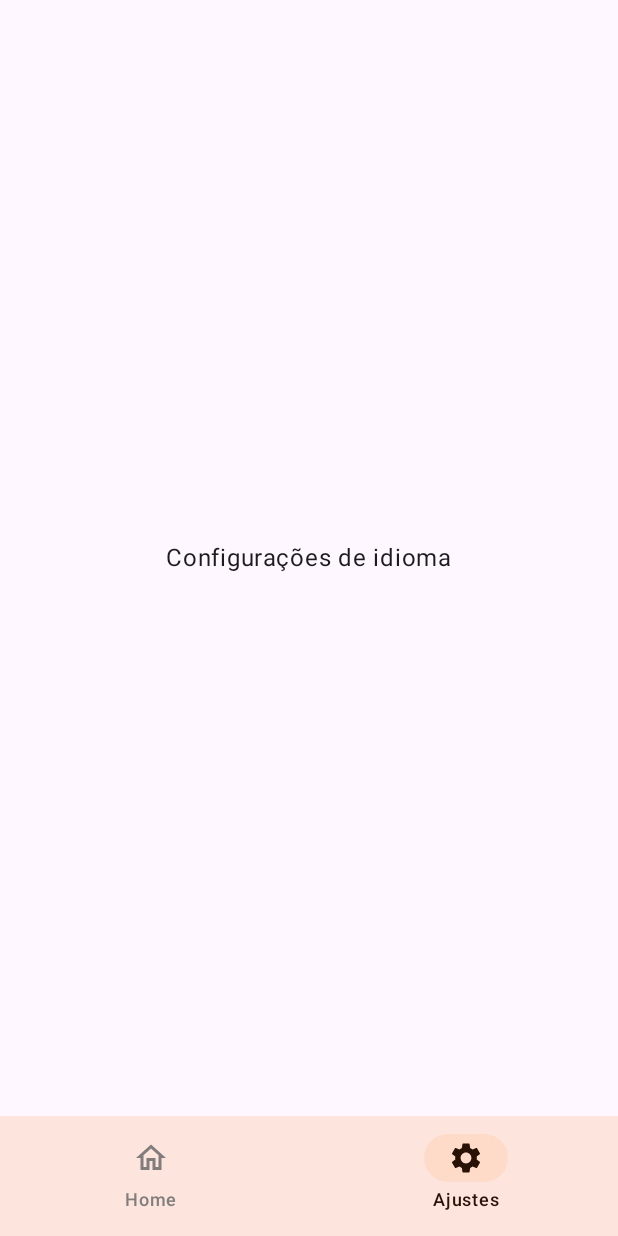
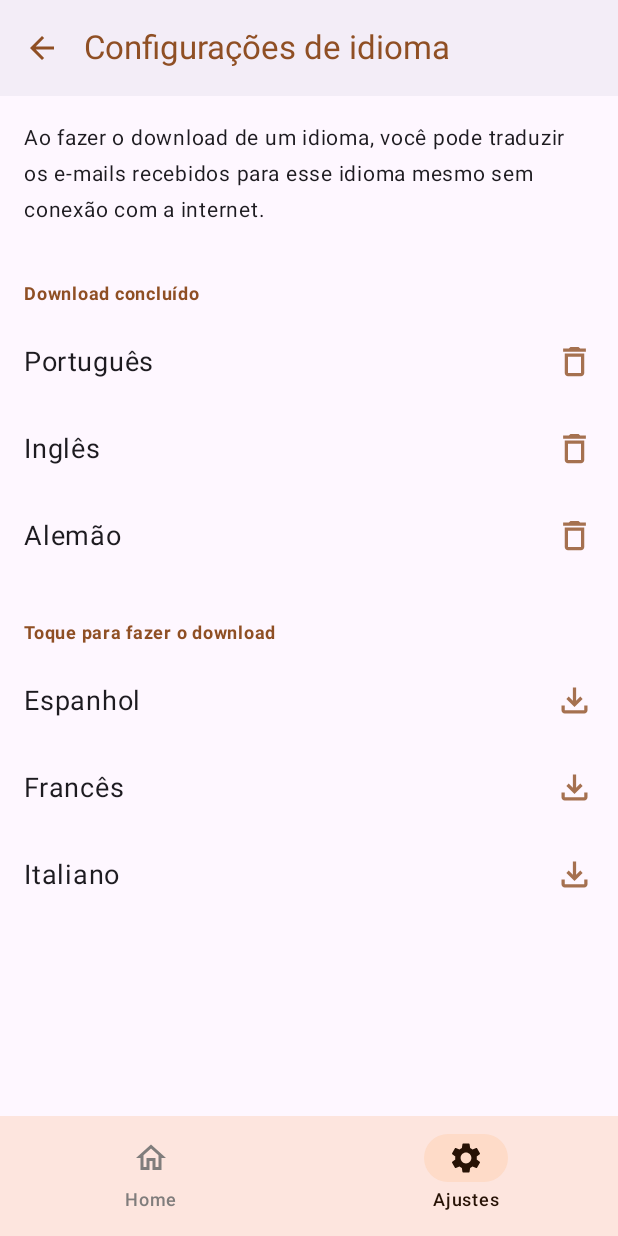
Before and after one commit to git-jr/MAIL, an Android app built with Jetpack Compose: the screen it shows after launch (MainActivity), item 2 of the bottom bar chosen, on a phone screen of 412 x 824 dp. Run offline under Robolectric (Android 15) with nearby library versions, the phone set to English and light mode, and no system bars; pictures from the network do not load.

Commit message:
feat: adding layout to TranslateSettingsScreen

```diff
--- /dev/null
+++ b/app/src/main/java/com/alura/mail/ui/contentEmail/TranslateSettingsUiState.kt
@@ -0,0 +1,19 @@
+package com.alura.mail.ui.contentEmail
+
+data class TranslateSettingsUiState(
+    val languages: List<Language> = emptyList(),
+    val downloadedLanguages: List<Language> = emptyList(),
+    val notDownloadedLanguages: List<Language> = emptyList(),
+)
+
+data class Language(
+    val id: Int,
+    val name: String,
+    val downloadState: DownloadState,
+)
+
+enum class DownloadState {
+    DOWNLOADED,
+    DOWNLOADING,
+    NOT_DOWNLOADED,
+}
--- /dev/null
+++ b/app/src/main/java/com/alura/mail/ui/contentEmail/TranslateSettingsViewModel.kt
@@ -0,0 +1,64 @@
+package com.alura.mail.ui.contentEmail
+
+import androidx.lifecycle.ViewModel
+import androidx.lifecycle.viewModelScope
+import kotlinx.coroutines.flow.MutableStateFlow
+import kotlinx.coroutines.flow.asStateFlow
+import kotlinx.coroutines.launch
+
+
+class TranslateSettingsViewModel : ViewModel() {
+    private val _uiState = MutableStateFlow(
+        TranslateSettingsUiState()
+    )
+    var uiState = _uiState.asStateFlow()
+
+    init {
+        loadLanguages()
+    }
+
+    private fun loadLanguages() {
+
+        val languages = listOf(
+            Language(
+                id = 1,
+                name = "Português",
+                downloadState = DownloadState.DOWNLOADED
+            ),
+            Language(
+                id = 2,
+                name = "Inglês",
+                downloadState = DownloadState.DOWNLOADED
+            ),
+            Language(
+                id = 3,
+                name = "Espanhol",
+                downloadState = DownloadState.NOT_DOWNLOADED
+            ),
+            Language(
+                id = 4,
+                name = "Francês",
+                downloadState = DownloadState.NOT_DOWNLOADED
+            ),
+            Language(
+                id = 5,
+                name = "Alemão",
+                downloadState = DownloadState.DOWNLOADED
+            ),
+            Language(
+                id = 6,
+                name = "Italiano",
+                downloadState = DownloadState.NOT_DOWNLOADED
+            ),
+        )
+
+        viewModelScope.launch {
+            _uiState.value = _uiState.value.copy(
+                languages = languages,
+                downloadedLanguages = languages.filter { it.downloadState == DownloadState.DOWNLOADED },
+                notDownloadedLanguages = languages.filter { it.downloadState == DownloadState.NOT_DOWNLOADED },
+            )
+        }
+    }
+
+}
--- a/app/src/main/java/com/alura/mail/ui/home/HomeScreen.kt
+++ b/app/src/main/java/com/alura/mail/ui/home/HomeScreen.kt
@@ -4,9 +4,17 @@ import androidx.activity.compose.BackHandler
 import androidx.compose.animation.Crossfade
 import androidx.compose.foundation.layout.Column
 import androidx.compose.foundation.layout.padding
+import androidx.compose.material.icons.Icons
+import androidx.compose.material.icons.filled.ArrowBack
 import androidx.compose.material3.ExperimentalMaterial3Api
+import androidx.compose.material3.Icon
+import androidx.compose.material3.IconButton
+import androidx.compose.material3.MaterialTheme
 import androidx.compose.material3.Scaffold
+import androidx.compose.material3.Text
+import androidx.compose.material3.TopAppBar
 import androidx.compose.material3.TopAppBarDefaults
+import androidx.compose.material3.TopAppBarScrollBehavior
 import androidx.compose.runtime.Composable
 import androidx.compose.runtime.collectAsState
 import androidx.compose.runtime.getValue
@@ -15,12 +23,13 @@ import androidx.compose.runtime.remember
 import androidx.compose.runtime.setValue
 import androidx.compose.ui.Modifier
 import androidx.compose.ui.input.nestedscroll.nestedScroll
+import androidx.compose.ui.text.style.TextOverflow
 import androidx.lifecycle.viewmodel.compose.viewModel
 import com.alura.mail.ui.components.HomeAppBar
 import com.alura.mail.ui.components.HomeBottomBar
 import com.alura.mail.ui.components.HomeFAB
 import com.alura.mail.ui.contentEmail.ContentEmailScreen
-import com.alura.mail.ui.settingsScreen.SettingsScreen
+import com.alura.mail.ui.settings.TranslateSettingsScreen
 
 @Composable
 @OptIn(ExperimentalMaterial3Api::class)
@@ -32,12 +41,15 @@ fun HomeScreen(onBack: () -> Unit) {
     val scrollBehavior = TopAppBarDefaults.enterAlwaysScrollBehavior()
 
     SetupOnBackPress(
-        showEmailsList = showEmailsList,
+        showEmailList = showEmailsList,
         onBack = onBack,
         onChangeSelectedTab = {
             homeViewModel.changeSelectedTab(it)
         }
     )
+
+    var selectedEmail: Email? by remember { mutableStateOf(null) }
+
 
     Scaffold(
         modifier = Modifier
@@ -45,6 +57,12 @@ fun HomeScreen(onBack: () -> Unit) {
         topBar = {
             if (showEmailsList) {
                 HomeAppBar(scrollBehavior)
+            } else {
+                DefaultAppBar(
+                    title = selectedEmail?.subject ?: "Configurações de idioma",
+                    scrollBehavior = scrollBehavior,
+                    onBack = onBack
+                )
             }
         },
         floatingActionButton = {
@@ -65,21 +83,28 @@ fun HomeScreen(onBack: () -> Unit) {
             modifier = Modifier
                 .padding(paddingValues)
         ) {
-            var selectedEmail: Email? by remember { mutableStateOf(null) }
-            selectedEmail?.let {
-                ContentEmailScreen(
-                    email = it,
-                    textTranslateFor = "Traduzir para o português"
-                )
-            }
+            Crossfade(targetState = state.selectedTab, label = "") { selectedTab ->
 
-            Crossfade(targetState = showEmailsList, label = "") { showFeed ->
-                if (showFeed) {
-                    ListPosts(state.emails) {
-                        selectedEmail = it
+                when (selectedTab) {
+                    0 -> {
+                        ListPosts(state.emails) {
+                            selectedEmail = it
+                            homeViewModel.changeSelectedTab(2)
+                        }
                     }
-                } else {
-                    SettingsScreen()
+
+                    1 -> {
+                        TranslateSettingsScreen()
+                    }
+
+                    2 -> {
+                        selectedEmail?.let {
+                            ContentEmailScreen(
+                                email = it,
+                                textTranslateFor = "Traduzir para o {idioma}"
+                            )
+                        }
+                    }
                 }
             }
         }
@@ -88,15 +113,49 @@ fun HomeScreen(onBack: () -> Unit) {
 
 @Composable
 private fun SetupOnBackPress(
-    showEmailsList: Boolean,
+    showEmailList: Boolean,
     onChangeSelectedTab: (Int) -> Unit,
     onBack: () -> Unit
 ) {
     BackHandler {
-        if (showEmailsList) {
+        if (showEmailList) {
             onBack()
         } else {
             onChangeSelectedTab(0)
         }
     }
 }
+
+
+@ExperimentalMaterial3Api
+@Composable
+fun DefaultAppBar(
+    title: String,
+    scrollBehavior: TopAppBarScrollBehavior,
+    onBack: () -> Unit
+) {
+    TopAppBar(
+        title = {
+            Text(
+                text = title,
+                color = MaterialTheme.colorScheme.primary,
+                maxLines = 1,
+                overflow = TextOverflow.Ellipsis,
+            )
+        },
+        scrollBehavior = scrollBehavior,
+        navigationIcon = {
+            IconButton(onClick = { onBack() }) {
+                Icon(
+                    imageVector = Icons.Filled.ArrowBack,
+                    contentDescription = "buscar",
+                    modifier = Modifier,
+                    tint = MaterialTheme.colorScheme.primary
+                )
+            }
+        },
+        colors = TopAppBarDefaults.topAppBarColors(
+            containerColor = MaterialTheme.colorScheme.primaryContainer.copy(alpha = 0.4f),
+        ),
+    )
+}
--- /dev/null
+++ b/app/src/main/java/com/alura/mail/ui/settings/TranslateSettingsScreen.kt
@@ -0,0 +1,119 @@
+package com.alura.mail.ui.settings
+
+import androidx.compose.foundation.clickable
+import androidx.compose.foundation.layout.Arrangement
+import androidx.compose.foundation.layout.Column
+import androidx.compose.foundation.layout.Row
+import androidx.compose.foundation.layout.Spacer
+import androidx.compose.foundation.layout.fillMaxSize
+import androidx.compose.foundation.layout.fillMaxWidth
+import androidx.compose.foundation.layout.padding
+import androidx.compose.foundation.layout.size
+import androidx.compose.foundation.lazy.LazyColumn
+import androidx.compose.material3.Icon
+import androidx.compose.material3.MaterialTheme
+import androidx.compose.material3.Text
+import androidx.compose.runtime.Composable
+import androidx.compose.runtime.collectAsState
+import androidx.compose.runtime.getValue
+import androidx.compose.ui.Alignment
+import androidx.compose.ui.Modifier
+import androidx.compose.ui.res.painterResource
+import androidx.compose.ui.text.font.FontWeight
+import androidx.compose.ui.unit.dp
+import androidx.compose.ui.unit.sp
+import androidx.lifecycle.viewmodel.compose.viewModel
+import com.alura.mail.R
+import com.alura.mail.ui.contentEmail.DownloadState
+import com.alura.mail.ui.contentEmail.Language
+import com.alura.mail.ui.contentEmail.TranslateSettingsViewModel
+
+@Composable
+fun TranslateSettingsScreen(modifier: Modifier = Modifier) {
+    val translateSettingsViewModel = viewModel<TranslateSettingsViewModel>()
+    val state by translateSettingsViewModel.uiState.collectAsState()
+
+    Column(
+        horizontalAlignment = Alignment.CenterHorizontally,
+        modifier = modifier
+            .fillMaxSize()
+            .padding(vertical = 16.dp),
+    ) {
+        Text(
+            text = "Ao fazer o download de um idioma, você pode traduzir os e-mails recebidos para esse idioma mesmo sem conexão com a internet.",
+            fontSize = MaterialTheme.typography.bodyMedium.fontSize,
+            modifier = modifier.padding(horizontal = 16.dp),
+        )
+
+        Spacer(modifier = Modifier.size(8.dp))
+
+        LazyColumn {
+            if (state.downloadedLanguages.isNotEmpty()) {
+                item {
+                    SeparatorLanguageItem("Download concluído")
+                    state.downloadedLanguages.forEach { language ->
+                        LanguageItem(language)
+                    }
+                }
+            }
+
+            if (state.notDownloadedLanguages.isNotEmpty()) {
+                item {
+                    SeparatorLanguageItem("Toque para fazer o download")
+                    state.notDownloadedLanguages.forEach { language ->
+                        LanguageItem(language)
+                    }
+                }
+            }
+        }
+    }
+}
+
+@Composable
+private fun SeparatorLanguageItem(title: String) {
+    Text(
+        text = title,
+        fontSize = MaterialTheme.typography.bodySmall.fontSize,
+        color = MaterialTheme.colorScheme.primary,
+        fontWeight = FontWeight.Bold,
+        modifier = Modifier.padding(top = 24.dp, start = 16.dp, end = 16.dp, bottom = 4.dp),
+    )
+}
+
+@Composable
+private fun LanguageItem(language: Language) {
+    Row(
+        verticalAlignment = Alignment.CenterVertically,
+        horizontalArrangement = Arrangement.SpaceBetween,
+        modifier = Modifier
+            .clickable { }
+            .padding(16.dp)
+            .fillMaxWidth(),
+    ) {
+        Text(
+            text = language.name,
+            fontSize = 18.sp,
+        )
+
+        Icon(
+            painter = painterResource(id = getIconByLanguage(language)),
+            contentDescription = getDescriptionByLanguage(language),
+            tint = MaterialTheme.colorScheme.primary.copy(alpha = 0.8f),
+            modifier = Modifier.size(26.dp),
+        )
+    }
+}
+
+@Composable
+private fun getIconByLanguage(language: Language) = when (language.downloadState) {
+    DownloadState.DOWNLOADED -> R.drawable.ic_delete
+    DownloadState.DOWNLOADING -> R.drawable.ic_downloading
+    DownloadState.NOT_DOWNLOADED -> R.drawable.ic_download
+}
+
+@Composable
+private fun getDescriptionByLanguage(language: Language) = when (language.downloadState) {
+    DownloadState.DOWNLOADED -> "Idioma baixado"
+    DownloadState.DOWNLOADING -> "Baixando idioma"
+    DownloadState.NOT_DOWNLOADED -> "Toque para fazer o download"
+}
--- a/app/src/main/java/com/alura/mail/ui/settingsScreen/SettingsScreen.kt
+++ /dev/null
@@ -1,20 +0,0 @@
-package com.alura.mail.ui.settingsScreen
-
-import androidx.compose.foundation.layout.Arrangement
-import androidx.compose.foundation.layout.Column
-import androidx.compose.foundation.layout.fillMaxSize
-import androidx.compose.material3.Text
-import androidx.compose.runtime.Composable
-import androidx.compose.ui.Alignment
-import androidx.compose.ui.Modifier
-
-@Composable
-fun SettingsScreen(modifier: Modifier = Modifier) {
-    Column(
-        verticalArrangement = Arrangement.Center,
-        horizontalAlignment = Alignment.CenterHorizontally,
-        modifier = modifier.fillMaxSize()
-    ) {
-        Text(text = "Configurações de idioma")
-    }
-}
--- /dev/null
+++ b/app/src/main/res/drawable/ic_delete.xml
@@ -0,0 +1,5 @@
+<vector android:height="24dp" android:tint="#000000"
+    android:viewportHeight="24" android:viewportWidth="24"
+    android:width="24dp" xmlns:android="http://schemas.android.com/apk/res/android">
+    <path android:fillColor="@android:color/white" android:pathData="M16,9v10H8V9h8m-1.5,-6h-5l-1,1H5v2h14V4h-3.5l-1,-1zM18,7H6v12c0,1.1 0.9,2 2,2h8c1.1,0 2,-0.9 2,-2V7z"/>
+</vector>
--- /dev/null
+++ b/app/src/main/res/drawable/ic_download.xml
@@ -0,0 +1,5 @@
+<vector android:height="24dp" android:tint="#000000"
+    android:viewportHeight="24" android:viewportWidth="24"
+    android:width="24dp" xmlns:android="http://schemas.android.com/apk/res/android">
+    <path android:fillColor="@android:color/white" android:pathData="M18,15v3H6v-3H4v3c0,1.1 0.9,2 2,2h12c1.1,0 2,-0.9 2,-2v-3H18zM17,11l-1.41,-1.41L13,12.17V4h-2v8.17L8.41,9.59L7,11l5,5L17,11z"/>
+</vector>
--- /dev/null
+++ b/app/src/main/res/drawable/ic_downloading.xml
@@ -0,0 +1,5 @@
+<vector android:height="24dp" android:tint="#000000"
+    android:viewportHeight="24" android:viewportWidth="24"
+    android:width="24dp" xmlns:android="http://schemas.android.com/apk/res/android">
+    <path android:fillColor="@android:color/white" android:pathData="M18.32,4.26C16.84,3.05 15.01,2.25 13,2.05v2.02c1.46,0.18 2.79,0.76 3.9,1.62L18.32,4.26zM19.93,11h2.02c-0.2,-2.01 -1,-3.84 -2.21,-5.32L18.31,7.1C19.17,8.21 19.75,9.54 19.93,11zM18.31,16.9l1.43,1.43c1.21,-1.48 2.01,-3.32 2.21,-5.32h-2.02C19.75,14.46 19.17,15.79 18.31,16.9zM13,19.93v2.02c2.01,-0.2 3.84,-1 5.32,-2.21l-1.43,-1.43C15.79,19.17 14.46,19.75 13,19.93zM13,12V7h-2v5H7l5,5l5,-5H13zM11,19.93v2.02c-5.05,-0.5 -9,-4.76 -9,-9.95s3.95,-9.45 9,-9.95v2.02C7.05,4.56 4,7.92 4,12S7.05,19.44 11,19.93z"/>
+</vector>
```
